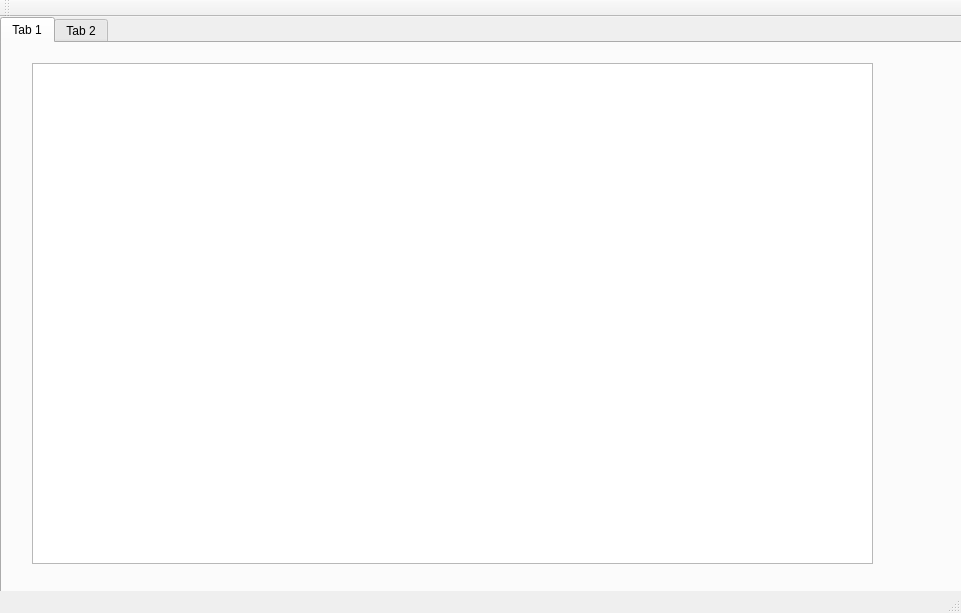
Before: the Qt Designer form mainwindow.ui in MaximeMF/Checkers, drawn with Qt 5.
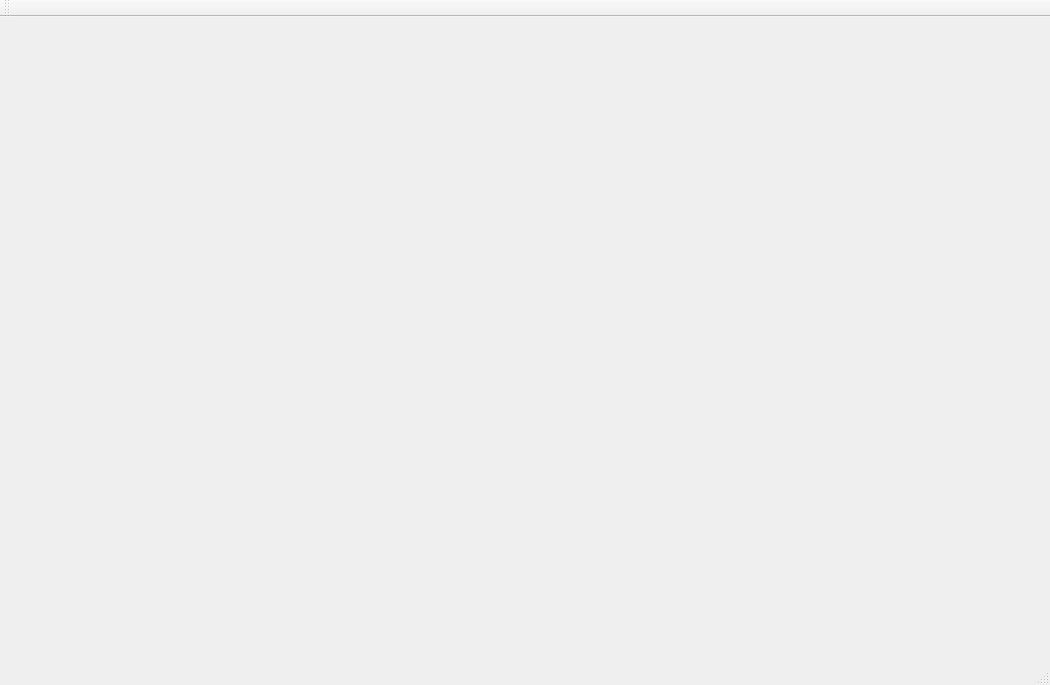
After: the same form once the commit is applied.

Diff of the .ui file:
```diff
--- a/mainwindow.ui
+++ b/mainwindow.ui
@@ -6,46 +6,24 @@
    <rect>
     <x>0</x>
     <y>0</y>
-    <width>961</width>
-    <height>613</height>
+    <width>1050</width>
+    <height>685</height>
    </rect>
   </property>
   <property name="windowTitle">
    <string>MainWindow</string>
   </property>
   <widget class="QWidget" name="centralWidget">
-   <widget class="QTabWidget" name="tabWidget">
+   <widget class="QWidget" name="gridLayoutWidget">
     <property name="geometry">
      <rect>
-      <x>0</x>
-      <y>0</y>
-      <width>971</width>
-      <height>581</height>
+      <x>19</x>
+      <y>10</y>
+      <width>1011</width>
+      <height>621</height>
      </rect>
     </property>
-    <property name="currentIndex">
-     <number>0</number>
-    </property>
-    <widget class="QWidget" name="tab">
-     <attribute name="title">
-      <string>Tab 1</string>
-     </attribute>
-     <widget class="QGraphicsView" name="graphicsView">
-      <property name="geometry">
-       <rect>
-        <x>30</x>
-        <y>20</y>
-        <width>841</width>
-        <height>501</height>
-       </rect>
-      </property>
-     </widget>
-    </widget>
-    <widget class="QWidget" name="tab_2">
-     <attribute name="title">
-      <string>Tab 2</string>
-     </attribute>
-    </widget>
+    <layout class="QGridLayout" name="gridLayout"/>
    </widget>
   </widget>
   <widget class="QMenuBar" name="menuBar">
```
Left out of the diff: 2 changed lines with no effect on the pictures.
